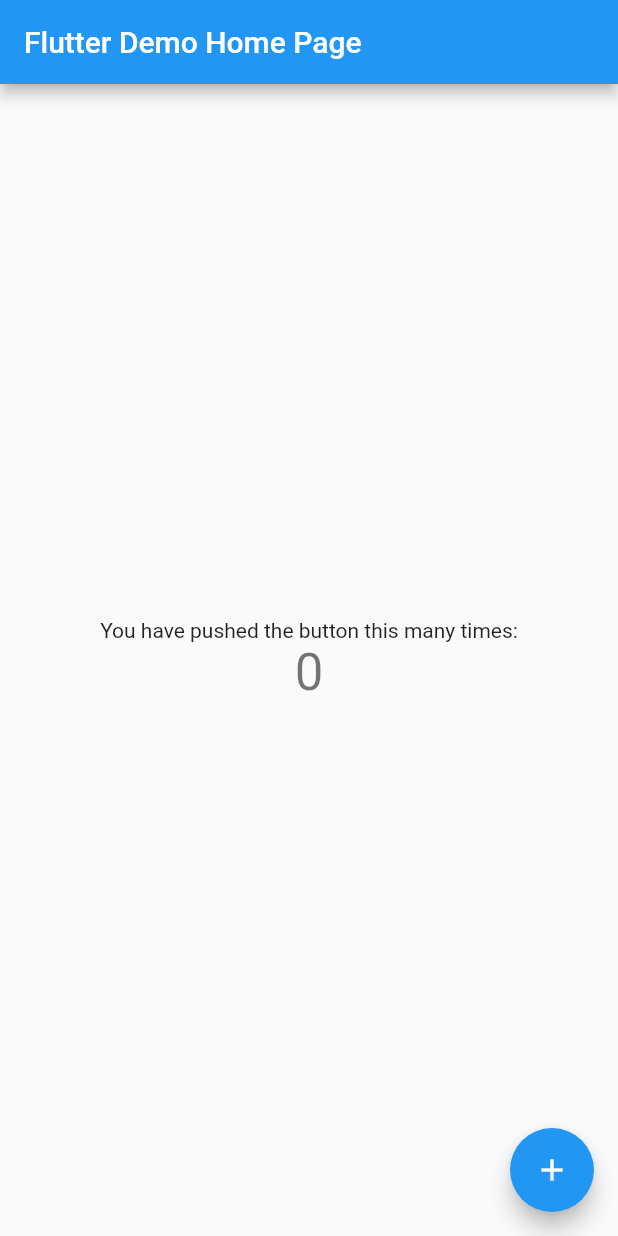
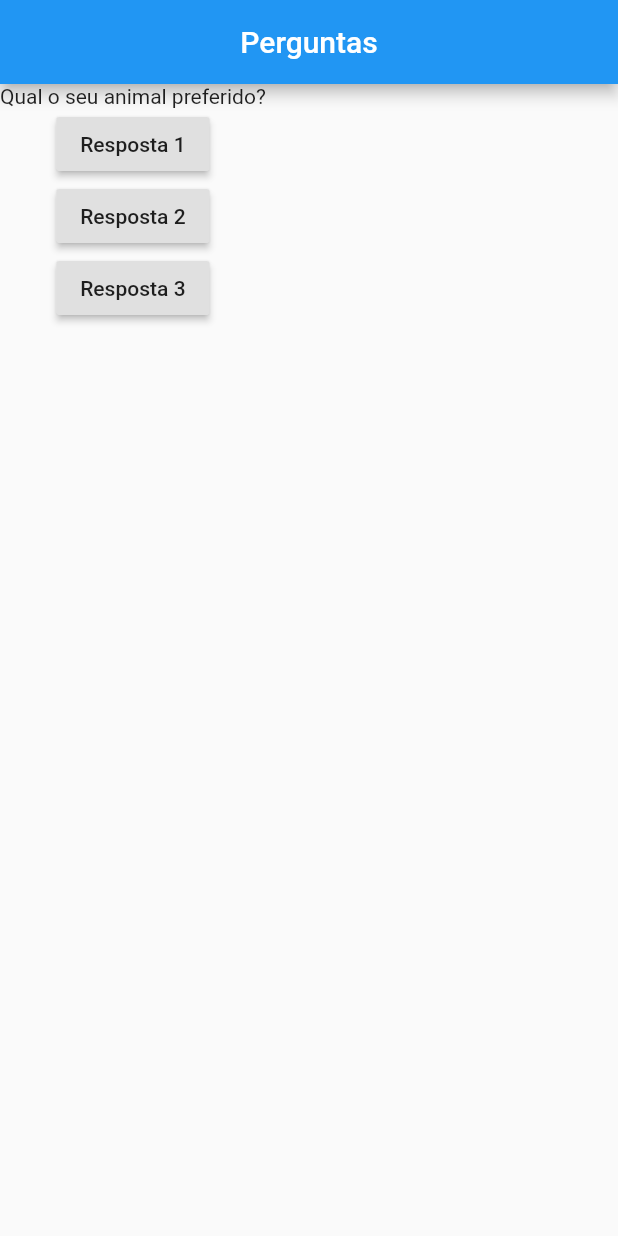
Before and after one commit to Marvingms7/projeto1_responda, a Flutter app: the screen it shows after launch, on a phone screen of 412 x 824 dp. Run offline on Flutter 3.47's test engine with Material 2 defaults, Android fonts, the phone set to English and light mode, and no system bars.

Commit message:
Update main.dart

```diff
--- a/lib/main.dart
+++ b/lib/main.dart
@@ -1,115 +1,47 @@
+import 'package:flutter/cupertino.dart';
 import 'package:flutter/material.dart';
 
-void main() {
-  runApp(const MyApp());
+main() {
+  runApp(new PerguntaApp());
 }
 
-class MyApp extends StatelessWidget {
-  const MyApp({Key? key}) : super(key: key);
+class PerguntaApp extends StatelessWidget {
+  var perguntaSelecionada = 1;
 
-  // This widget is the root of your application.
-  @override
-  Widget build(BuildContext context) {
-    return MaterialApp(
-      title: 'Flutter Demo',
-      theme: ThemeData(
-        // This is the theme of your application.
-        //
-        // Try running your application with "flutter run". You'll see the
-        // application has a blue toolbar. Then, without quitting the app, try
-        // changing the primarySwatch below to Colors.green and then invoke
-        // "hot reload" (press "r" in the console where you ran "flutter run",
-        // or simply save your changes to "hot reload" in a Flutter IDE).
-        // Notice that the counter didn't reset back to zero; the application
-        // is not restarted.
-        primarySwatch: Colors.blue,
-      ),
-      home: const MyHomePage(title: 'Flutter Demo Home Page'),
-    );
-  }
-}
-
-class MyHomePage extends StatefulWidget {
-  const MyHomePage({Key? key, required this.title}) : super(key: key);
-
-  // This widget is the home page of your application. It is stateful, meaning
-  // that it has a State object (defined below) that contains fields that affect
-  // how it looks.
-
-  // This class is the configuration for the state. It holds the values (in this
-  // case the title) provided by the parent (in this case the App widget) and
-  // used by the build method of the State. Fields in a Widget subclass are
-  // always marked "final".
-
-  final String title;
-
-  @override
-  State<MyHomePage> createState() => _MyHomePageState();
-}
-
-class _MyHomePageState extends State<MyHomePage> {
-  int _counter = 0;
-
-  void _incrementCounter() {
-    setState(() {
-      // This call to setState tells the Flutter framework that something has
-      // changed in this State, which causes it to rerun the build method below
-      // so that the display can reflect the updated values. If we changed
-      // _counter without calling setState(), then the build method would not be
-      // called again, and so nothing would appear to happen.
-      _counter++;
-    });
+  void responder() {
+    print('Resposta respondida!');
   }
 
   @override
   Widget build(BuildContext context) {
-    // This method is rerun every time setState is called, for instance as done
-    // by the _incrementCounter method above.
-    //
-    // The Flutter framework has been optimized to make rerunning build methods
-    // fast, so that you can just rebuild anything that needs updating rather
-    // than having to individually change instances of widgets.
-    return Scaffold(
-      appBar: AppBar(
-        // Here we take the value from the MyHomePage object that was created by
-        // the App.build method, and use it to set our appbar title.
-        title: Text(widget.title),
-      ),
-      body: Center(
-        // Center is a layout widget. It takes a single child and positions it
-        // in the middle of the parent.
-        child: Column(
-          // Column is also a layout widget. It takes a list of children and
-          // arranges them vertically. By default, it sizes itself to fit its
-          // children horizontally, and tries to be as tall as its parent.
-          //
-          // Invoke "debug painting" (press "p" in the console, choose the
-          // "Toggle Debug Paint" action from the Flutter Inspector in Android
-          // Studio, or the "Toggle Debug Paint" command in Visual Studio Code)
-          // to see the wireframe for each widget.
-          //
-          // Column has various properties to control how it sizes itself and
-          // how it positions its children. Here we use mainAxisAlignment to
-          // center the children vertically; the main axis here is the vertical
-          // axis because Columns are vertical (the cross axis would be
-          // horizontal).
-          mainAxisAlignment: MainAxisAlignment.center,
+    final pergunta = [
+      'Qual a sua cor favorita?',
+      'Qual o seu animal preferido?',
+    ];
+    return MaterialApp(
+      home: Scaffold(
+        appBar: AppBar(
+          title: Text('Perguntas'),
+          centerTitle: true,
+        ),
+        body: Column(
           children: <Widget>[
-            const Text(
-              'You have pushed the button this many times:',
+            Text(pergunta[perguntaSelecionada]),
+            RaisedButton(
+              child: Text('Resposta 1'),
+              onPressed: responder,
             ),
-            Text(
-              '$_counter',
-              style: Theme.of(context).textTheme.headline4,
+            RaisedButton(
+              child: Text('Resposta 2'),
+              onPressed: responder,
+            ),
+            RaisedButton(
+              child: Text('Resposta 3'),
+              onPressed: responder,
             ),
           ],
         ),
       ),
-      floatingActionButton: FloatingActionButton(
-        onPressed: _incrementCounter,
-        tooltip: 'Increment',
-        child: const Icon(Icons.add),
-      ), // This trailing comma makes auto-formatting nicer for build methods.
     );
   }
 }
```
